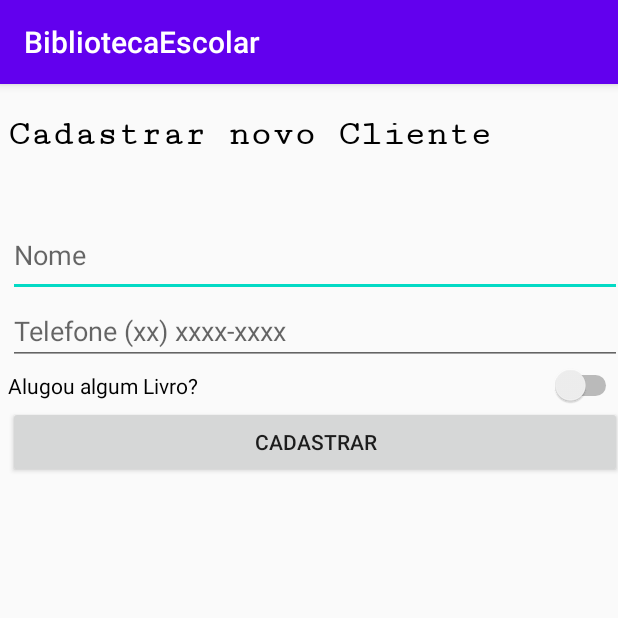
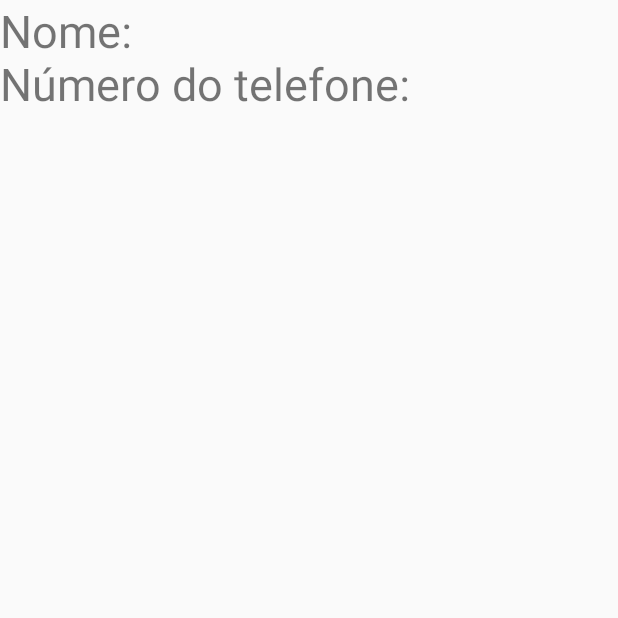
Before and after one commit to anaguglielmini/BibliotecaEscolar, an Android app: the screen it shows after launch (MainActivity before the commit, ResultadoActivity after it), after a tap on "CADASTRAR", on a phone screen of 412 x 824 dp, the top half of it. Run offline under Robolectric (Android 15) with nearby library versions, the phone set to English and light mode, and no system bars.

Commit message:
Consegui arrumar pra ele mostrar na segunda tela os registros feitos na primeira depois de apertar o botão cadastrar.

```diff
--- a/app/src/main/AndroidManifest.xml
+++ b/app/src/main/AndroidManifest.xml
@@ -16,6 +16,8 @@
                 <category android:name="android.intent.category.LAUNCHER" />
             </intent-filter>
         </activity>
+        <activity android:name=".ResultadoActivity">
+        </activity>
     </application>
 
 </manifest>
--- a/app/src/main/java/com/example/bibliotecaescolar/MainActivity.java
+++ b/app/src/main/java/com/example/bibliotecaescolar/MainActivity.java
@@ -2,14 +2,35 @@ package com.example.bibliotecaescolar;
 
 import androidx.appcompat.app.AppCompatActivity;
 
+import android.content.Intent;
 import android.os.Bundle;
+import android.view.View;
+import android.widget.Button;
+import android.widget.EditText;
+import android.widget.Switch;
+
+
 
 public class MainActivity extends AppCompatActivity {
+
+        public final static String EXTRA_MESSAGE = "com.example.bibliotecaescolar.MESSAGE";
+        public final static String EXTRA_MESSAGE_VALOR = "com.example.bibliotecaescolar.MESSAGE_VALOR";
 
     @Override
     protected void onCreate(Bundle savedInstanceState) {
         super.onCreate(savedInstanceState);
         setContentView(R.layout.activity_main);
+
     }
 
+    public void resposta(View view) {
+        Intent intent = new Intent(this, ResultadoActivity.class);
+        EditText txtNome = (EditText)findViewById(R.id.txtNome);
+        String message = txtNome.getText().toString();
+        intent.putExtra(EXTRA_MESSAGE, message);
+        EditText txtNum = (EditText)findViewById(R.id.pnTelefone);
+        String messagenum = txtNum.getText().toString();
+        intent.putExtra(EXTRA_MESSAGE_VALOR, messagenum);
+        startActivity(intent);
+    }
 }
--- /dev/null
+++ b/app/src/main/java/com/example/bibliotecaescolar/ResultadoActivity.java
@@ -0,0 +1,25 @@
+package com.example.bibliotecaescolar;
+
+import android.view.View;
+
+import androidx.appcompat.app.AppCompatActivity;
+
+import android.content.Intent;
+import android.os.Bundle;
+import android.widget.TextView;
+
+public class ResultadoActivity extends AppCompatActivity {
+    @Override
+    protected void onCreate(Bundle savedInstanceState){
+        super.onCreate(savedInstanceState);
+        setContentView(R.layout.activity_resultado);
+            Intent intent = getIntent();
+            String message = intent.getStringExtra(MainActivity.EXTRA_MESSAGE);
+            String message2 = intent.getStringExtra(MainActivity.EXTRA_MESSAGE_VALOR);
+            String messageComp = "Nome: " + message + "\n" + "Número do telefone: " + message2;
+            TextView txtResposta = new TextView(this);
+            txtResposta.setTextSize(30);
+            txtResposta.setText(messageComp);
+            setContentView(txtResposta);
+        }
+    }
--- a/app/src/main/res/layout/activity_main.xml
+++ b/app/src/main/res/layout/activity_main.xml
@@ -9,14 +9,21 @@
     <LinearLayout
         android:layout_width="409dp"
         android:layout_height="729dp"
-        android:layout_marginStart="8dp"
-        android:layout_marginLeft="8dp"
-        android:layout_marginTop="1dp"
+        android:layout_marginStart="2dp"
+        android:layout_marginLeft="2dp"
+        android:layout_marginTop="2dp"
         android:orientation="vertical"
         app:layout_constraintBottom_toBottomOf="parent"
         app:layout_constraintEnd_toEndOf="parent"
+        app:layout_constraintHorizontal_bias="1.0"
         app:layout_constraintStart_toStartOf="parent"
-        app:layout_constraintTop_toTopOf="parent">
+        app:layout_constraintTop_toTopOf="parent"
+        app:layout_constraintVertical_bias="1.0"
+        android:paddingRight="20dp"
+        android:paddingLeft="60dp"
+        android:gravity="center"
+        android:paddingEnd="20dp"
+        android:paddingStart="60dp">
 
         <TextView
             android:id="@+id/textView4"
@@ -34,7 +41,8 @@
             android:layout_height="56dp"
             android:ems="10"
             android:hint="@string/hintN1"
-            android:inputType="textPersonName" />
+            android:inputType="textPersonName"
+            android:autofillHints="" />
 
         <EditText
             android:id="@+id/pnTelefone"
@@ -42,21 +50,14 @@
             android:layout_height="wrap_content"
             android:ems="10"
             android:hint="@string/hintN2"
-            android:inputType="phone" />
+            android:inputType="phone"
+            android:autofillHints="" />
 
-        <Switch
-            android:id="@+id/switchAluga"
+        <Button
+            android:id="@+id/btnCadastrar"
             android:layout_width="match_parent"
             android:layout_height="wrap_content"
-            android:text="@string/swSN"
-            android:textOff="@string/textOff"
-            android:textOn="@string/textOn" />
-
-        <Button
-            android:id="@+id/buttontnCadastrar"
-            android:layout_width="match_parent"
-            android:layout_height="wrap_content"
-            android:onClick="Cadastrar"
+            android:onClick="resposta"
             android:text="@string/btnCad" />
 
     </LinearLayout>
--- a/app/src/main/res/values/strings.xml
+++ b/app/src/main/res/values/strings.xml
@@ -3,8 +3,5 @@
     <string name="hintN1">Nome</string>
     <string name="hintN2">Telefone (xx) xxxx-xxxx</string>
     <string name="btnCad">Cadastrar</string>
-    <string name="swSN">Alugou algum Livro?</string>
-    <string name="textOff">Não</string>
-    <string name="textOn">Sim</string>
-    <string name="txtCliente">Cadastrar novo Cliente</string>
+        <string name="txtCliente">Cadastrar novo Cliente</string>
 </resources>
--- a/app/src/main/res/values/styles.xml
+++ b/app/src/main/res/values/styles.xml
@@ -1,7 +1,7 @@
 <resources>
 
     <!-- Base application theme. -->
-    <style name="AppTheme" parent="Theme.AppCompat.Light.DarkActionBar">
+    <style name="AppTheme" parent="Theme.AppCompat.Light.NoActionBar">
         <!-- Customize your theme here. -->
         <item name="colorPrimary">@color/colorPrimary</item>
         <item name="colorPrimaryDark">@color/colorPrimaryDark</item>
```
Also changed, not shown: app/src/main/res/layout/activity_resultado.xml (+1 -13 lines).
